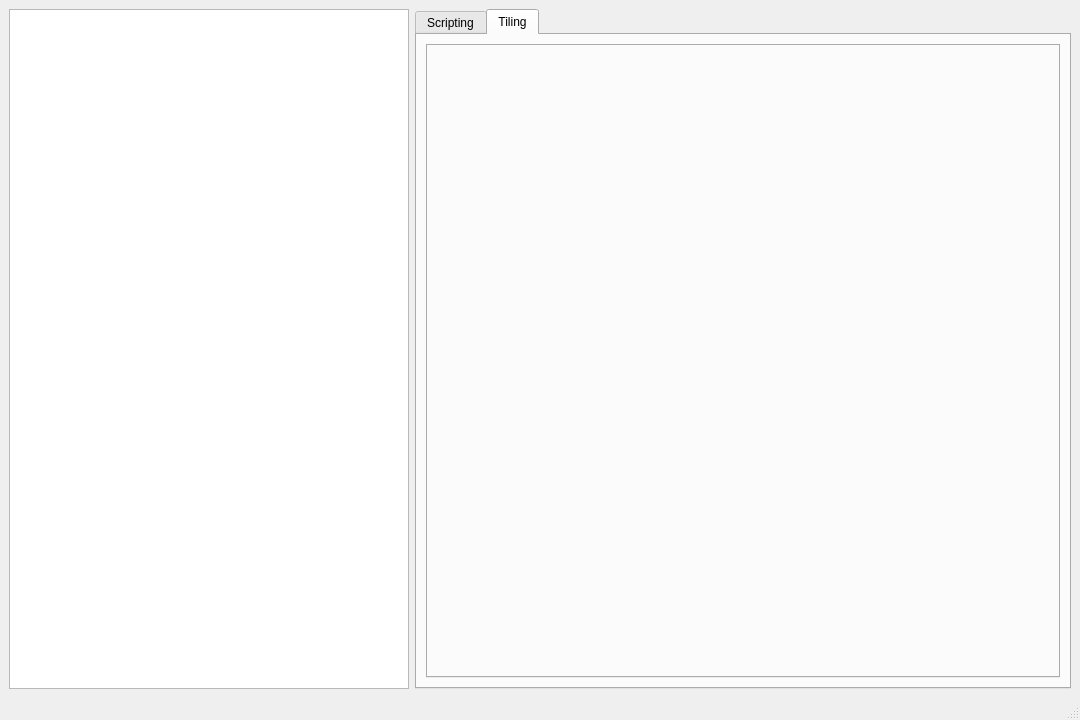
First picture: the form in ide/ui/editorwindow.ui, repository KelvinShadewing/brux-gdk, before the edit.
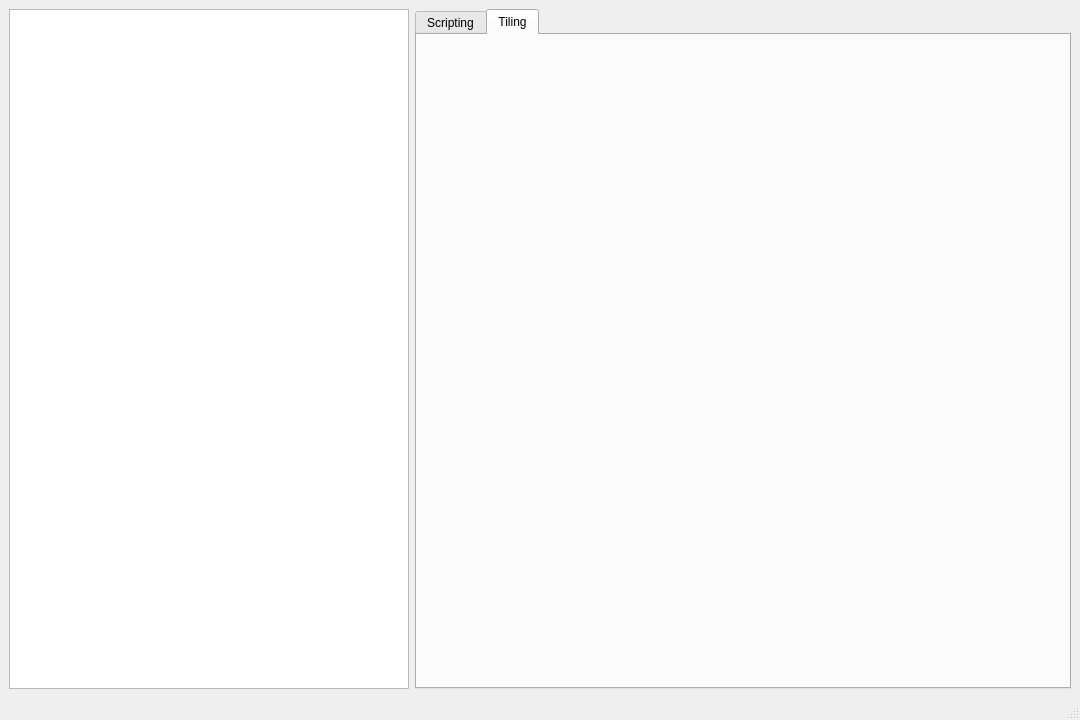
Second picture: the form after the edit. The open tabs and pages were chosen to show the change. Icons and pictures are not drawn.

Patch:
```diff
--- a/ide/ui/editorwindow.ui
+++ b/ide/ui/editorwindow.ui
@@ -41,6 +41,9 @@
       </item>
       <item>
        <widget class="QTabWidget" name="tabHandler">
+        <property name="enabled">
+         <bool>true</bool>
+        </property>
         <property name="currentIndex">
          <number>0</number>
         </property>
@@ -80,6 +83,9 @@
          </layout>
         </widget>
         <widget class="QWidget" name="tiling">
+         <property name="enabled">
+          <bool>true</bool>
+         </property>
          <property name="minimumSize">
           <size>
            <width>0</width>
@@ -89,27 +95,7 @@
          <attribute name="title">
           <string>Tiling</string>
          </attribute>
-         <layout class="QHBoxLayout" name="horizontalLayout_3">
-          <item>
-           <widget class="QTabWidget" name="tileTabs">
-            <property name="currentIndex">
-             <number>-1</number>
-            </property>
-            <property name="usesScrollButtons">
-             <bool>false</bool>
-            </property>
-            <property name="documentMode">
-             <bool>false</bool>
-            </property>
-            <property name="tabsClosable">
-             <bool>true</bool>
-            </property>
-            <property name="tabBarAutoHide">
-             <bool>false</bool>
-            </property>
-           </widget>
-          </item>
-         </layout>
+         <layout class="QHBoxLayout" name="horizontalLayout_3"/>
         </widget>
        </widget>
       </item>
```
Left out of the diff: 2 changed lines with no effect on the pictures.
